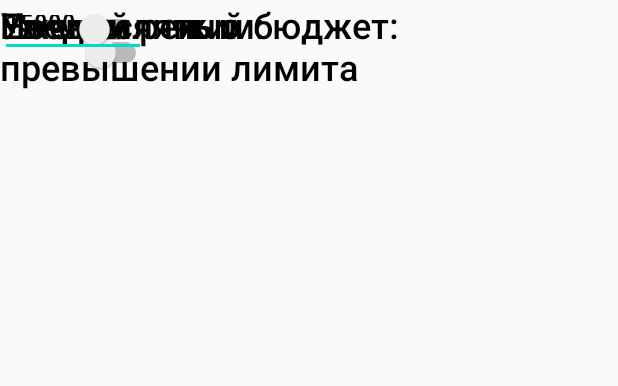
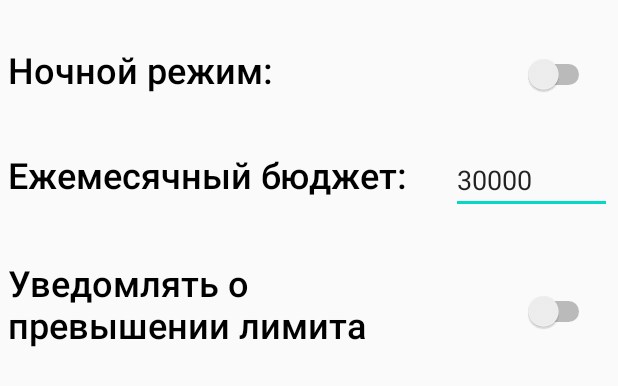
Before and after one commit to sullssul/topNet, an Android app: the layout settings.xml on its own in the app's theme, with its tools: preview values and no code run, on a phone screen of 412 x 824 dp. Shown: the top 386 px of the screen. Run offline under Robolectric (Android 15) with nearby library versions, the phone set to English and light mode, and no system bars.

```diff
--- a/app/src/main/java/com/example/vladkerasosi/Add_new.java
+++ b/app/src/main/java/com/example/vladkerasosi/Add_new.java
@@ -18,13 +18,13 @@ import java.util.Locale;
 public class Add_new extends AppCompatActivity  {
 
 
-    ArrayAdapter spinnerAdapter;
+    ArrayAdapter<String> spinnerAdapter;
     Spinner spinner;
     int sum=0;
     String typeOfPurchases="";
     String name="";
     String description="";
-    ArrayList typesOfPurchases;
+    ArrayList<String> typesOfPurchases;
     ArrayList<Purchases> purchasesArrayList;
 
     Date currentDate = new Date();
@@ -46,7 +46,7 @@ public class Add_new extends AppCompatActivity  {
 
     void createSpinner() {
         spinner = findViewById(R.id.type_spinner);
-        spinnerAdapter = new ArrayAdapter(this, android.R.layout.simple_spinner_item, typesOfPurchases);
+        spinnerAdapter = new ArrayAdapter<>(this, android.R.layout.simple_spinner_item, typesOfPurchases);
         spinnerAdapter.setDropDownViewResource(android.R.layout.simple_spinner_dropdown_item);
         spinner.setAdapter(spinnerAdapter);
     }
--- a/app/src/main/res/layout/settings.xml
+++ b/app/src/main/res/layout/settings.xml
@@ -7,63 +7,78 @@
     android:layout_height="match_parent">
 
     <Switch
-        android:id="@+id/switch2"
+        android:id="@+id/limit_switch"
         android:layout_width="101dp"
         android:layout_height="70dp"
-        tools:layout_editor_absoluteX="301dp"
-        tools:layout_editor_absoluteY="165dp" />
+        android:layout_marginTop="30dp"
+        android:layout_marginEnd="15dp"
+        android:layout_marginRight="15dp"
+        app:layout_constraintEnd_toEndOf="parent"
+        app:layout_constraintTop_toBottomOf="@+id/editText" />
 
     <TextView
         android:id="@+id/textView12"
         android:layout_width="277dp"
         android:layout_height="70dp"
+        android:layout_marginStart="5dp"
+        android:layout_marginLeft="5dp"
+        android:layout_marginTop="30dp"
         android:fontFamily="sans-serif-medium"
         android:text="Уведомлять о превышении лимита "
         android:textColor="#000000"
         android:textSize="24sp"
-        tools:layout_editor_absoluteX="16dp"
-        tools:layout_editor_absoluteY="166dp" />
+        app:layout_constraintStart_toStartOf="parent"
+        app:layout_constraintTop_toBottomOf="@+id/textView11" />
 
     <TextView
         android:id="@+id/textView7"
         android:layout_width="198dp"
         android:layout_height="40dp"
+        android:layout_marginStart="5dp"
+        android:layout_marginLeft="5dp"
+        android:layout_marginTop="30dp"
         android:fontFamily="sans-serif-medium"
         android:text="Ночной режим:"
         android:textColor="#000000"
         android:textSize="24sp"
-        tools:layout_editor_absoluteX="16dp"
-        tools:layout_editor_absoluteY="30dp" />
+        app:layout_constraintStart_toStartOf="parent"
+        app:layout_constraintTop_toTopOf="parent" />
 
     <TextView
         android:id="@+id/textView11"
         android:layout_width="272dp"
         android:layout_height="42dp"
+        android:layout_marginStart="5dp"
+        android:layout_marginLeft="5dp"
+        android:layout_marginTop="30dp"
         android:fontFamily="sans-serif-medium"
         android:text="Ежемесячный бюджет:"
         android:textColor="#000000"
         android:textSize="24sp"
-        tools:layout_editor_absoluteX="16dp"
-        tools:layout_editor_absoluteY="94dp" />
+        app:layout_constraintStart_toStartOf="parent"
+        app:layout_constraintTop_toBottomOf="@+id/textView7" />
 
     <Switch
-        android:id="@+id/switch1"
+        android:id="@+id/dark_mode"
         android:layout_width="97dp"
         android:layout_height="39dp"
-        tools:layout_editor_absoluteX="297dp"
-        tools:layout_editor_absoluteY="30dp" />
+        android:layout_marginTop="30dp"
+        android:layout_marginEnd="15dp"
+        android:layout_marginRight="15dp"
+        app:layout_constraintEnd_toEndOf="parent"
+        app:layout_constraintTop_toTopOf="parent" />
 
     <EditText
-        android:id="@+id/editText3"
-        android:layout_width="97dp"
-        android:layout_height="38dp"
+        android:id="@+id/editText"
+        android:layout_width="107dp"
+        android:layout_height="45dp"
+        android:layout_marginTop="28dp"
+        android:layout_marginEnd="4dp"
+        android:layout_marginRight="4dp"
         android:ems="10"
-        android:fontFamily="sans-serif-condensed-medium"
         android:inputType="number"
-        android:singleLine="true"
-        android:text="15000"
-        android:textColor="#000000"
-        tools:layout_editor_absoluteX="301dp"
-        tools:layout_editor_absoluteY="97dp" />
+        android:text="30000"
+        app:layout_constraintEnd_toEndOf="parent"
+        app:layout_constraintTop_toBottomOf="@+id/dark_mode" />
 
 </androidx.constraintlayout.widget.ConstraintLayout>
```
Also changed, not shown: app/src/main/java/com/example/vladkerasosi/MainActivity.java (+36 -6 lines).
